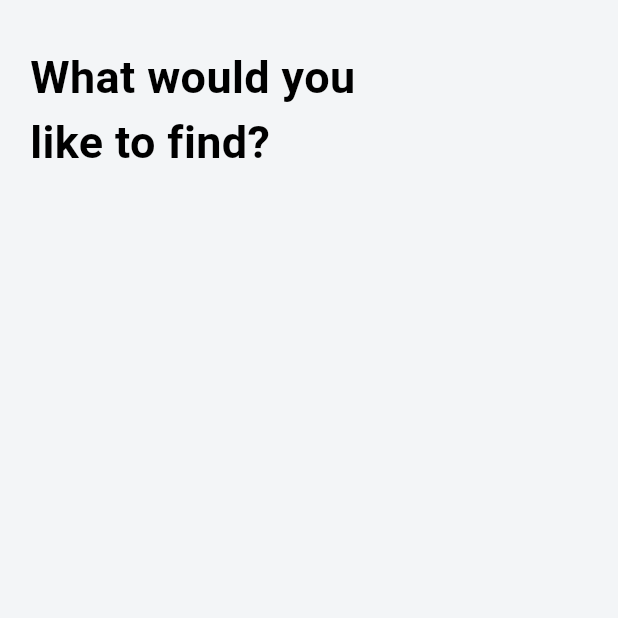
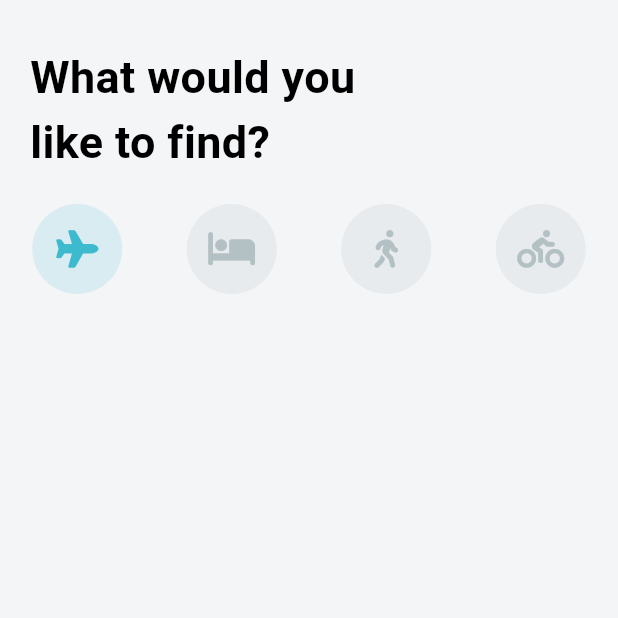
Before and after one commit to mkabdulazees56/travel_app, a Flutter app: the screen it shows after launch, on a phone screen of 412 x 824 dp, the top half of it. Run offline on Flutter 3.47's test engine with Material 3 defaults, Android fonts, the phone set to English and light mode, and no system bars; our stand-ins replace font_awesome_flutter.

Commit message:
icon selector added

```diff
--- a/lib/screens/home_screen.dart
+++ b/lib/screens/home_screen.dart
@@ -1,6 +1,7 @@
 // ignore_for_file: prefer_const_constructors, prefer_const_literals_to_create_immutables
 
 import 'package:flutter/material.dart';
+import 'package:font_awesome_flutter/font_awesome_flutter.dart';
 
 class HomeScreen extends StatefulWidget {
   @override
@@ -8,6 +9,42 @@ class HomeScreen extends StatefulWidget {
 }
 
 class _HomeScreenState extends State<HomeScreen> {
+  int _selectedIndex = 0;
+  int _currentTab = 0;
+  List<IconData> _icons = [
+    FontAwesomeIcons.plane,
+    FontAwesomeIcons.bed,
+    FontAwesomeIcons.walking,
+    FontAwesomeIcons.biking,
+  ];
+
+  Widget _buildIcon(int index) {
+    return GestureDetector(
+      onTap: () {
+        setState(() {
+          _selectedIndex = index;
+        });
+      },
+      child: Container(
+        height: 60.0,
+        width: 60.0,
+        decoration: BoxDecoration(
+          color: _selectedIndex == index
+              ? Theme.of(context).colorScheme.secondary
+              : Color(0xFFE7EBEE),
+          borderRadius: BorderRadius.circular(30.0),
+        ),
+        child: Icon(
+          _icons[index],
+          size: 25.0,
+          color: _selectedIndex == index
+              ? Theme.of(context).primaryColor
+              : Color(0xFFB4C1C4),
+        ),
+      ),
+    );
+  }
+
   @override
   Widget build(BuildContext context) {
     return Scaffold(
@@ -24,7 +61,20 @@ class _HomeScreenState extends State<HomeScreen> {
                 fontWeight: FontWeight.bold,
               ),
             ),
-          )
+          ),
+          SizedBox(
+            height: 20,
+          ),
+          Row(
+            mainAxisAlignment: MainAxisAlignment.spaceAround,
+            children: _icons
+                .asMap()
+                .entries
+                .map(
+                  (MapEntry map) => _buildIcon(map.key),
+                )
+                .toList(),
+          ),
         ],
       )),
     );
```
